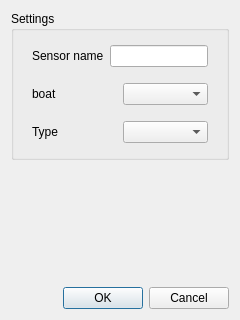
Above: ui/addsensordialog.ui from sirius2beta/GPBase before the change. Below: the same form after it.
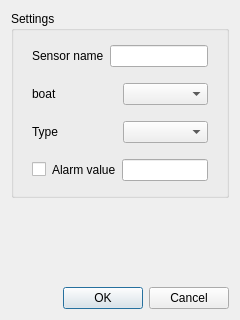
That is the form after the change.

The edit to the form file:
```diff
--- a/ui/addsensordialog.ui
+++ b/ui/addsensordialog.ui
@@ -86,6 +86,35 @@
         </layout>
        </widget>
       </item>
+      <item>
+       <widget class="QWidget" name="widget_4" native="true">
+        <layout class="QHBoxLayout" name="horizontalLayout_4">
+         <property name="topMargin">
+          <number>5</number>
+         </property>
+         <property name="bottomMargin">
+          <number>5</number>
+         </property>
+         <item>
+          <widget class="QCheckBox" name="enableMaxCheckBox">
+           <property name="text">
+            <string/>
+           </property>
+          </widget>
+         </item>
+         <item>
+          <widget class="QLabel" name="label_4">
+           <property name="text">
+            <string>Alarm value</string>
+           </property>
+          </widget>
+         </item>
+         <item>
+          <widget class="QLineEdit" name="maxValueLineEdit"/>
+         </item>
+        </layout>
+       </widget>
+      </item>
      </layout>
     </widget>
    </item>
```
